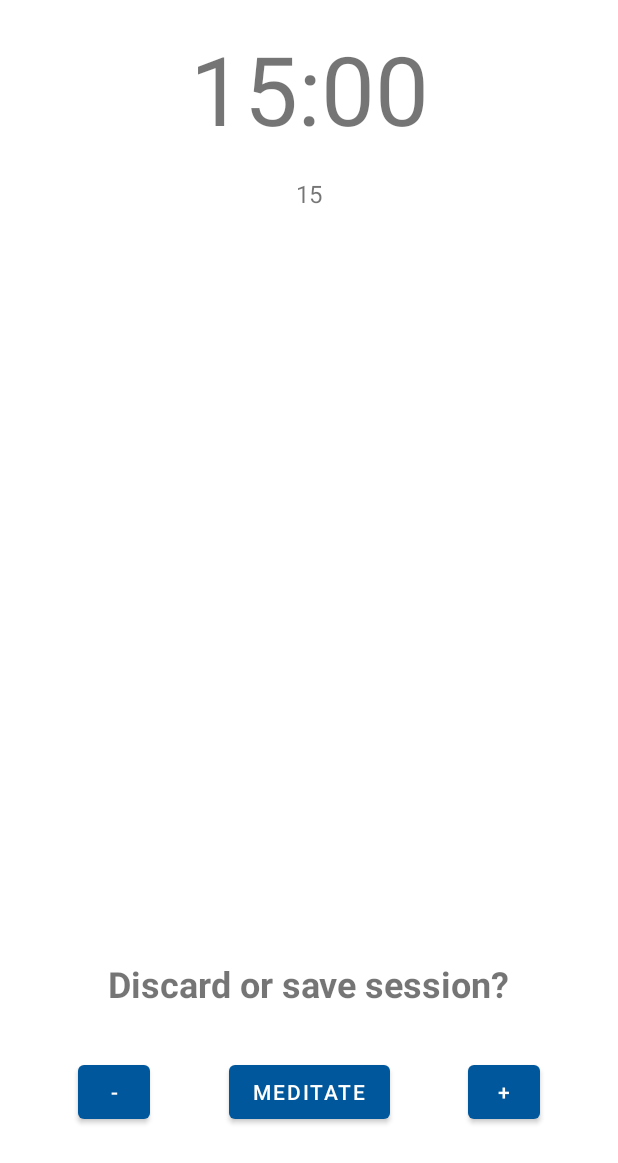
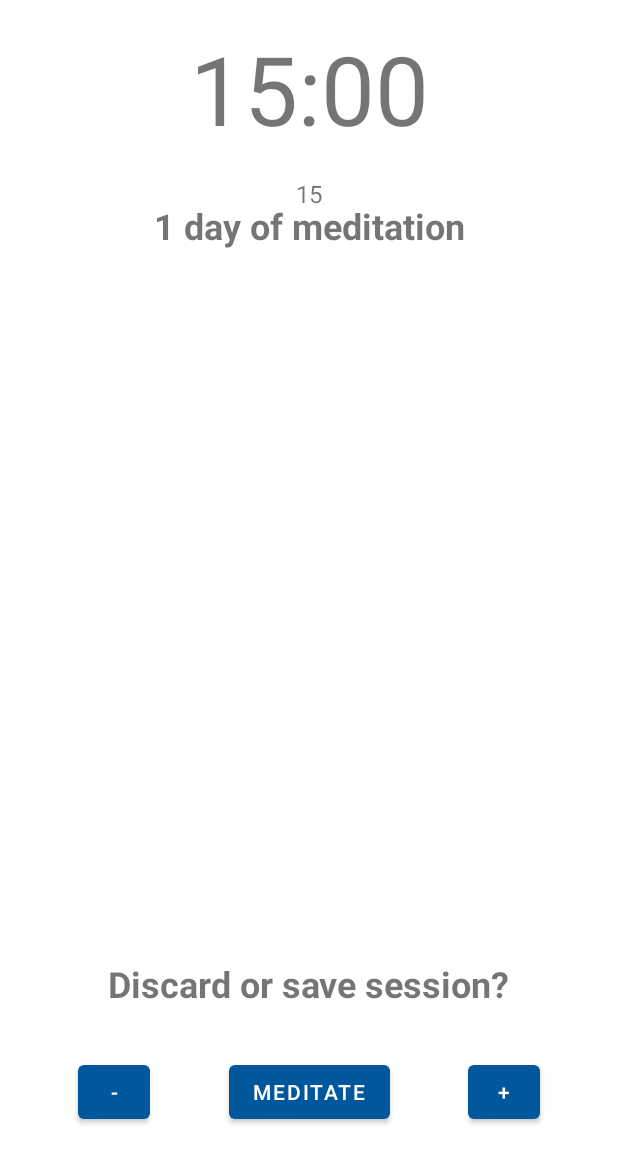
Before and after one commit to j-m-hoffmann/Meditate, an Android app: the layout timer_fragment.xml on its own in the app's theme, with its tools: preview values and no code run, on a phone screen of 412 x 824 dp. Shown: the top 1163 px of the screen. Run offline under Robolectric (Android 15) with nearby library versions, the phone set to English and light mode, and no system bars.

Commit message:
feat: add meditation streak to timer

```diff
--- a/app/src/main/java/com/gitlab/j_m_hoffmann/meditate/db/Dao.kt
+++ b/app/src/main/java/com/gitlab/j_m_hoffmann/meditate/db/Dao.kt
@@ -27,4 +27,7 @@ interface Dao {
 
     @Query("SELECT SUM(duration) FROM session")
     suspend fun durationTotal(): Long
+
+    @Query("SELECT MAX(date) FROM session")
+    suspend fun lastSessionDate(): Long?
 }
--- a/app/src/main/res/layout/timer_fragment.xml
+++ b/app/src/main/res/layout/timer_fragment.xml
@@ -41,6 +41,18 @@
             app:layout_constraintStart_toStartOf="parent"
             app:layout_constraintTop_toBottomOf="@id/time_remaining"
             tools:text="15" />
+
+        <TextView
+            android:id="@+id/streak"
+            style="@style/statistics_header"
+            android:layout_width="wrap_content"
+            android:layout_height="wrap_content"
+            android:layout_marginTop="@dimen/spacing_double"
+            app:formatStreak="@{viewModel.streak}"
+            app:layout_constraintEnd_toEndOf="parent"
+            app:layout_constraintStart_toStartOf="parent"
+            app:layout_constraintTop_toBottomOf="@id/time_remaining"
+            tools:text="1 day of meditation" />
 
         <!-- visible before and after session -->
         <Button
--- a/app/src/main/res/values/strings.xml
+++ b/app/src/main/res/values/strings.xml
@@ -8,6 +8,9 @@
     <!-- KEYS -->
     <string name="key_session_delay" translatable="false">key_session_delay</string>
     <string name="key_session_length" translatable="false">key_session_length</string>
+    <string name="key_streak_expires" translatable="false">key_streak_expires</string>
+    <string name="key_streak_longest" translatable="false">key_streak_longest</string>
+    <string name="key_streak_value" translatable="false">key_streak_value</string>
     <string name="key_theme" translatable="false">key_theme</string>
     <string name="key_widget_color" translatable="false">key_widget_color</string>
 
```
Also changed, not shown: app/src/main/java/com/gitlab/j_m_hoffmann/meditate/ui/timer/TimerViewModel.kt (+42 -0 lines), app/src/main/java/com/gitlab/j_m_hoffmann/meditate/ui/util/BindingAdapters.kt (+9 -0 lines), app/src/main/java/com/gitlab/j_m_hoffmann/meditate/util/Streak.kt (added, +21 -0 lines).
